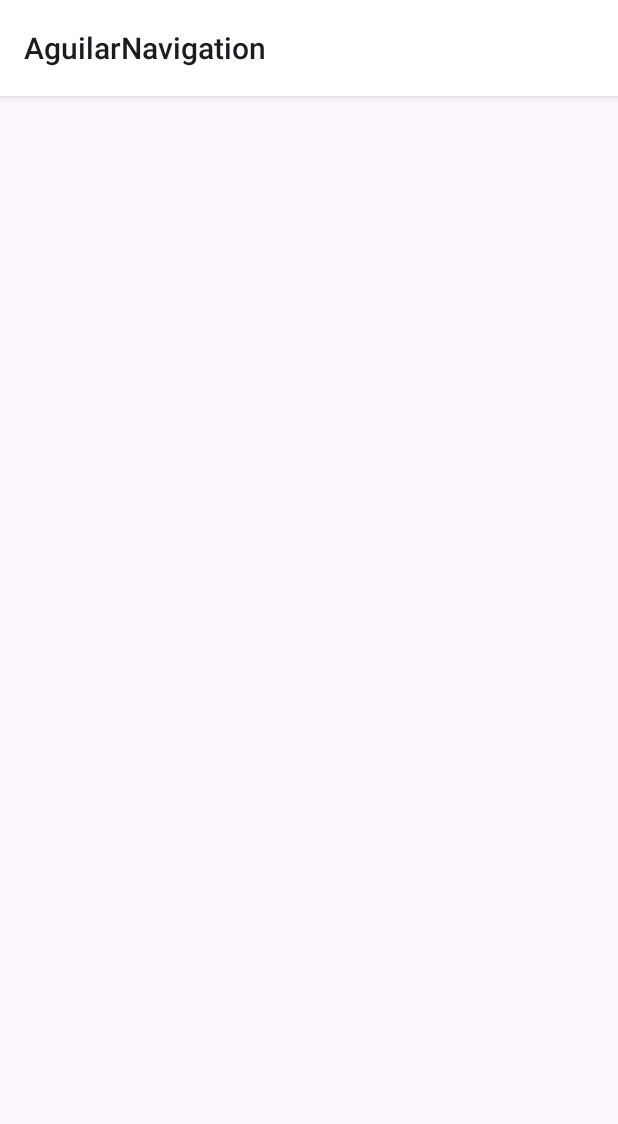
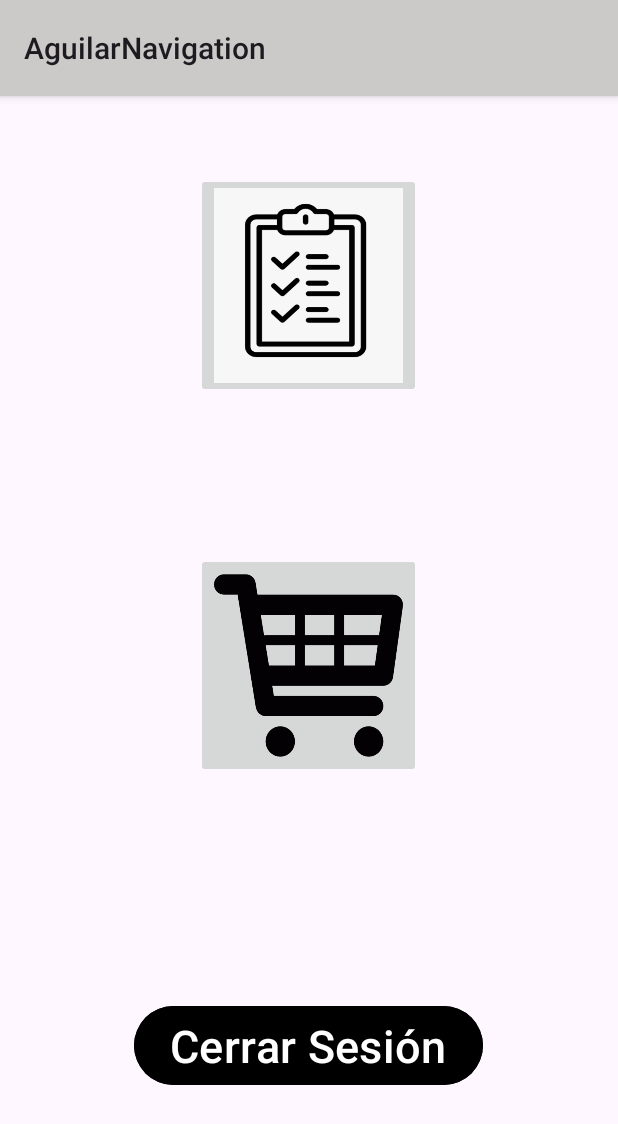
Before and after one commit to FranciscoAlumnoUbb/AppNavigation, an Android app: the MenuPrincipal screen opened directly, with no data from a screen before it, on a phone screen of 412 x 824 dp. Shown: the top 1124 px of the screen. Run offline under Robolectric (Android 15) with nearby library versions, the phone set to English and light mode, and no system bars.

Commit message:
botones: carrito compras, listado de productos

```diff
--- a/app/src/main/java/cl/aguilar/aguilarnavigation/MenuPrincipal.java
+++ b/app/src/main/java/cl/aguilar/aguilarnavigation/MenuPrincipal.java
@@ -1,6 +1,11 @@
 package cl.aguilar.aguilarnavigation;
 
+import android.content.Intent;
 import android.os.Bundle;
+import android.view.View;
+import android.widget.Button;
+import android.widget.ImageButton;
+import android.widget.Toast;
 
 import androidx.activity.EdgeToEdge;
 import androidx.appcompat.app.AppCompatActivity;
@@ -13,12 +18,36 @@ public class MenuPrincipal extends AppCompatActivity {
     @Override
     protected void onCreate(Bundle savedInstanceState) {
         super.onCreate(savedInstanceState);
-        EdgeToEdge.enable(this);
         setContentView(R.layout.activity_menu_principal);
-        ViewCompat.setOnApplyWindowInsetsListener(findViewById(R.id.main), (v, insets) -> {
-            Insets systemBars = insets.getInsets(WindowInsetsCompat.Type.systemBars());
-            v.setPadding(systemBars.left, systemBars.top, systemBars.right, systemBars.bottom);
-            return insets;
+
+        String usuarioRecibido = getIntent().getStringExtra("usuario");
+        Toast.makeText(this, "Hola " + usuarioRecibido, Toast.LENGTH_SHORT).show();
+
+        ImageButton gocarro = (ImageButton) findViewById(R.id.botonCarrito);
+        ImageButton golista = (ImageButton) findViewById(R.id.botonLista);
+        Button cerrarSesion = (Button) findViewById(R.id.botonCerrarSesion);
+
+        cerrarSesion.setOnClickListener(new View.OnClickListener() {
+            @Override
+            public void onClick(View view) {
+                startActivity(new Intent(MenuPrincipal.this, MainActivity.class));
+                finish();
+            }
+        });
+
+        gocarro.setOnClickListener(new View.OnClickListener() {
+            @Override
+            public void onClick(View view) {
+                startActivity(new Intent(MenuPrincipal.this, CarritoCompras.class));
+
+            }
+        });
+        golista.setOnClickListener(new View.OnClickListener() {
+            @Override
+            public void onClick(View view) {
+                startActivity(new Intent(MenuPrincipal.this, ListarProductos.class));
+
+            }
         });
     }
 }
--- a/app/src/main/java/cl/aguilar/aguilarnavigation/Splash_activity.java
+++ b/app/src/main/java/cl/aguilar/aguilarnavigation/Splash_activity.java
@@ -27,5 +27,6 @@ public class Splash_activity extends AppCompatActivity {
                 finish();
             }
         },2000);
+        finish();
     }
 }
--- a/app/src/main/res/layout/activity_menu_principal.xml
+++ b/app/src/main/res/layout/activity_menu_principal.xml
@@ -8,4 +8,72 @@
     tools:context=".MenuPrincipal"
     android:orientation="vertical">
 
+<!--    Caja para boton de lista de productos-->
+    <LinearLayout
+        android:layout_width="match_parent"
+        android:layout_height="match_parent"
+        android:layout_weight="1"
+
+        >
+        <RelativeLayout
+            android:layout_width="match_parent"
+            android:layout_height="match_parent"
+            >
+        <ImageButton
+            android:id="@+id/botonLista"
+            android:layout_width="150dp"
+            android:layout_height="150dp"
+            android:layout_centerInParent="true"
+            android:src="@drawable/lista"
+            android:scaleType="fitXY">
+
+        </ImageButton>
+        </RelativeLayout>
+
+    </LinearLayout>
+<!--    Caja para boton de carrito de compras-->
+    <LinearLayout
+        android:layout_width="match_parent"
+        android:layout_height="match_parent"
+        android:layout_weight="1"
+        >
+        <RelativeLayout
+            android:layout_width="match_parent"
+            android:layout_height="match_parent"
+            >
+            <ImageButton
+                android:id="@+id/botonCarrito"
+                android:layout_width="150dp"
+                android:layout_height="150dp"
+                android:layout_centerInParent="true"
+                android:src="@drawable/cart"
+                android:scaleType="fitXY">
+
+            </ImageButton>
+        </RelativeLayout>
+    </LinearLayout>
+<!--    Caja para boton de cerrar sesion-->
+    <LinearLayout
+        android:layout_width="match_parent"
+        android:layout_height="match_parent"
+        android:layout_weight="1"
+        >
+        <RelativeLayout
+            android:layout_width="match_parent"
+            android:layout_height="match_parent"
+
+            >
+            <Button
+                android:id="@+id/botonCerrarSesion"
+                android:layout_width="wrap_content"
+                android:layout_height="wrap_content"
+                android:text="Cerrar Sesión"
+               android:layout_centerInParent="true"
+                android:backgroundTint="@color/black"
+                android:textSize="30sp"
+                >
+
+            </Button>
+        </RelativeLayout>
+    </LinearLayout>
 </LinearLayout>
--- a/app/src/main/res/values/themes.xml
+++ b/app/src/main/res/values/themes.xml
@@ -9,6 +9,6 @@
         <item name="actionBarStyle">@style/AppTheme.ActionBar</item>
     </style>
     <style name="AppTheme.ActionBar" parent="Widget.AppCompat.Light.ActionBar">
-        <item name="background">@color/white</item>
+        <item name="background">@color/soft_black</item>
     </style>
 </resources>
```
Also changed, not shown: app/src/main/AndroidManifest.xml (+8 -5 lines), app/src/main/java/cl/aguilar/aguilarnavigation/CarritoCompras.java (added, +19 -0 lines), app/src/main/java/cl/aguilar/aguilarnavigation/ListarProductos.java (added, +19 -0 lines), app/src/main/java/cl/aguilar/aguilarnavigation/MainActivity.java (+6 -1 lines), app/src/main/res/layout/activity_carrito_compras.xml (added, +23 -0 lines), app/src/main/res/layout/activity_listar_productos.xml (added, +22 -0 lines), app/src/main/res/values/colors.xml (+7 -0 lines), app/src/main/res/drawable/carrito2.png (added), app/src/main/res/drawable/cart.png (added), app/src/main/res/drawable/list.png (added), app/src/main/res/drawable/lista.png (added).
